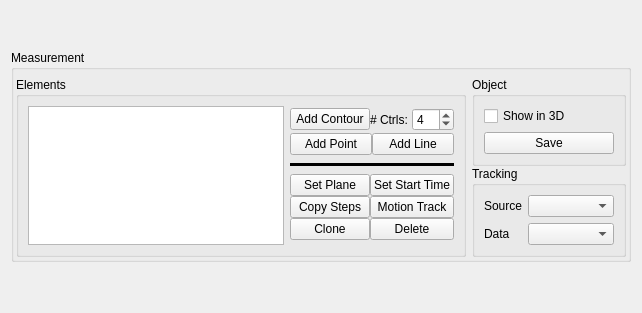
Above: src/ui/Measure2DView.ui from ericspod/Eidolon before the change. Below: the same form after it.
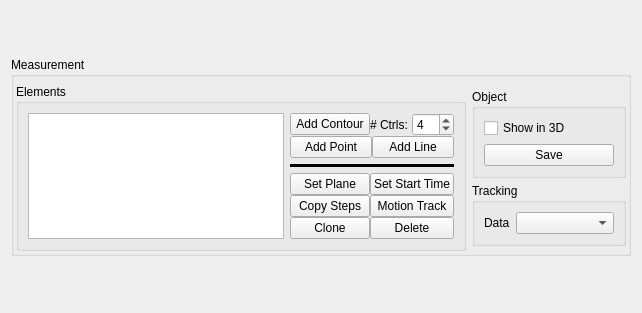
That is the form after the change.

Diff of the .ui file:
```diff
--- a/src/ui/Measure2DView.ui
+++ b/src/ui/Measure2DView.ui
@@ -356,34 +356,14 @@
            <property name="fieldGrowthPolicy">
             <enum>QFormLayout::AllNonFixedFieldsGrow</enum>
            </property>
-           <item row="0" column="0">
-            <widget class="QLabel" name="label_3">
-             <property name="text">
-              <string>Source</string>
-             </property>
-            </widget>
-           </item>
-           <item row="0" column="1">
-            <widget class="QComboBox" name="trackSrcBox">
-             <property name="sizePolicy">
-              <sizepolicy hsizetype="Expanding" vsizetype="Fixed">
-               <horstretch>0</horstretch>
-               <verstretch>0</verstretch>
-              </sizepolicy>
-             </property>
-             <property name="toolTip">
-              <string>Select the source image for the tracking data</string>
-             </property>
-            </widget>
-           </item>
-           <item row="2" column="0">
+           <item row="1" column="0">
             <widget class="QLabel" name="label_2">
              <property name="text">
               <string>Data</string>
              </property>
             </widget>
            </item>
-           <item row="2" column="1">
+           <item row="1" column="1">
             <widget class="QComboBox" name="trackDataBox">
              <property name="sizePolicy">
               <sizepolicy hsizetype="Expanding" vsizetype="Fixed">
```
